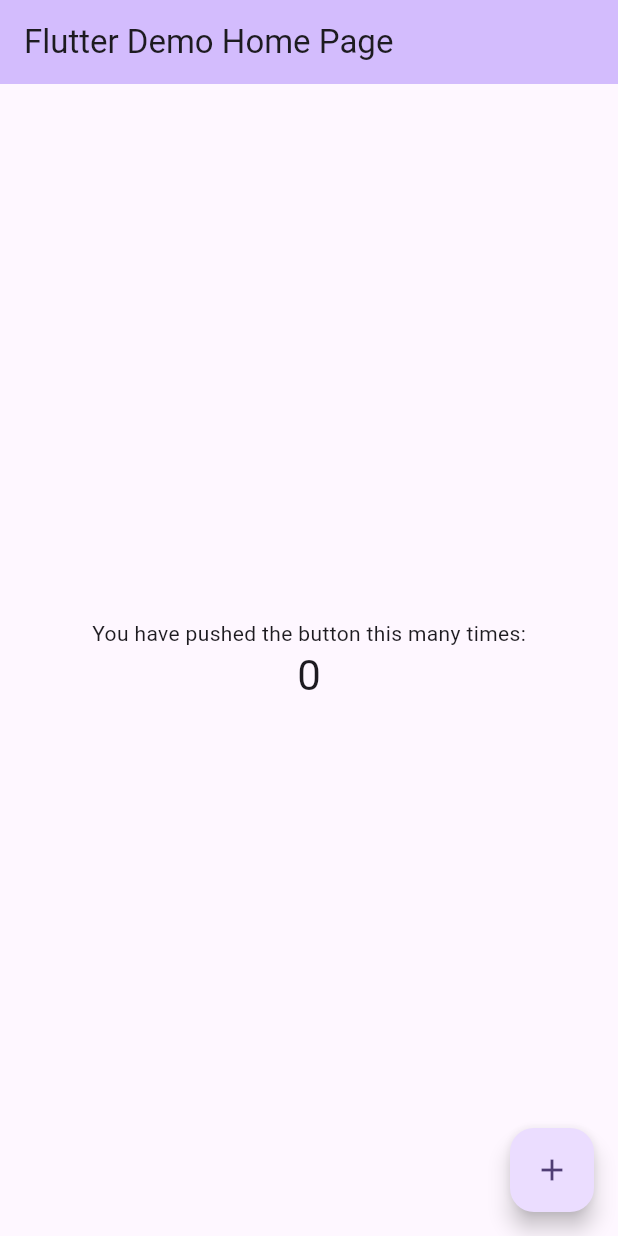
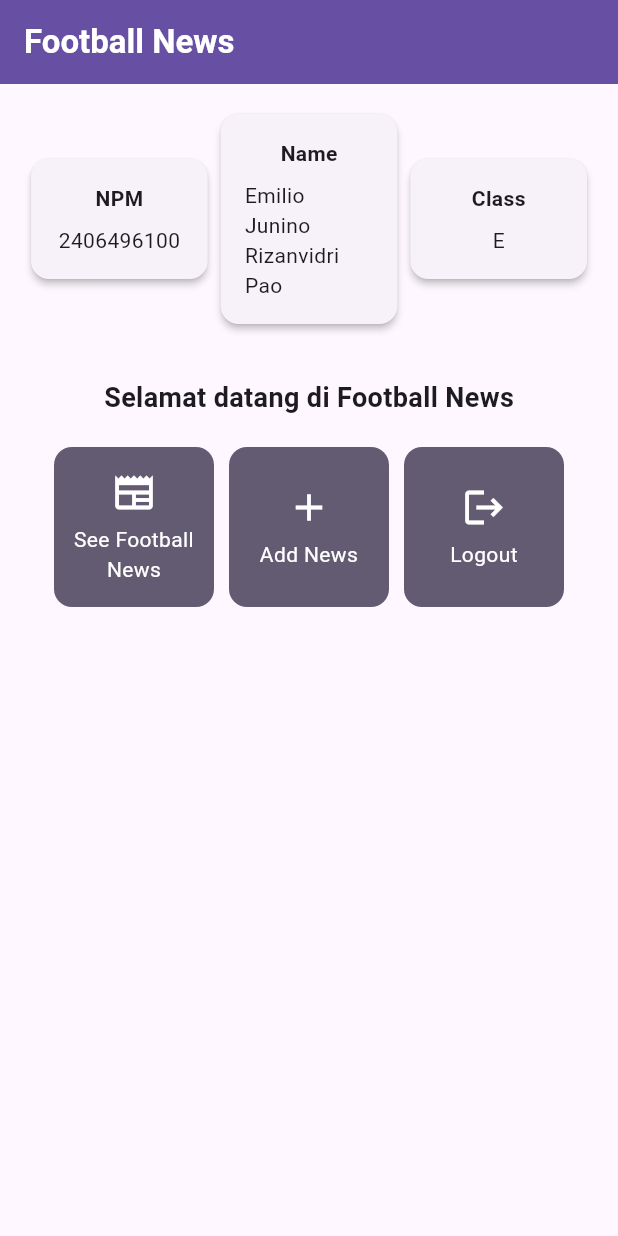
Before and after one commit to milnyet/football-news-mobile, a Flutter app: the screen it shows after launch, on a phone screen of 412 x 824 dp. Run offline on Flutter 3.47's test engine with Material 3 defaults, Android fonts, the phone set to English and light mode, and no system bars.

Commit message:
tutorial 6 selesai

```diff
--- a/lib/main.dart
+++ b/lib/main.dart
@@ -1,4 +1,5 @@
 import 'package:flutter/material.dart';
+import 'package:football_news/menu.dart';
 
 void main() {
   runApp(const MyApp());
@@ -28,95 +29,8 @@ class MyApp extends StatelessWidget {
         //
         // This works for code too, not just values: Most code changes can be
         // tested with just a hot reload.
-        colorScheme: ColorScheme.fromSeed(seedColor: Colors.deepPurple),
       ),
-      home: const MyHomePage(title: 'Flutter Demo Home Page'),
+      home: MyHomePage(colorScheme: ColorScheme.fromSwatch(primarySwatch: Colors.blue).copyWith(secondary: Colors.blueAccent[400])),
     );
   }
 }
-
-class MyHomePage extends StatefulWidget {
-  const MyHomePage({super.key, required this.title});
-
-  // This widget is the home page of your application. It is stateful, meaning
-  // that it has a State object (defined below) that contains fields that affect
-  // how it looks.
-
-  // This class is the configuration for the state. It holds the values (in this
-  // case the title) provided by the parent (in this case the App widget) and
-  // used by the build method of the State. Fields in a Widget subclass are
-  // always marked "final".
-
-  final String title;
-
-  @override
-  State<MyHomePage> createState() => _MyHomePageState();
-}
-
-class _MyHomePageState extends State<MyHomePage> {
-  int _counter = 0;
-
-  void _incrementCounter() {
-    setState(() {
-      // This call to setState tells the Flutter framework that something has
-      // changed in this State, which causes it to rerun the build method below
-      // so that the display can reflect the updated values. If we changed
-      // _counter without calling setState(), then the build method would not be
-      // called again, and so nothing would appear to happen.
-      _counter++;
-    });
-  }
-
-  @override
-  Widget build(BuildContext context) {
-    // This method is rerun every time setState is called, for instance as done
-    // by the _incrementCounter method above.
-    //
-    // The Flutter framework has been optimized to make rerunning build methods
-    // fast, so that you can just rebuild anything that needs updating rather
-    // than having to individually change instances of widgets.
-    return Scaffold(
-      appBar: AppBar(
-        // TRY THIS: Try changing the color here to a specific color (to
-        // Colors.amber, perhaps?) and trigger a hot reload to see the AppBar
-        // change color while the other colors stay the same.
-        backgroundColor: Theme.of(context).colorScheme.inversePrimary,
-        // Here we take the value from the MyHomePage object that was created by
-        // the App.build method, and use it to set our appbar title.
-        title: Text(widget.title),
-      ),
-      body: Center(
-        // Center is a layout widget. It takes a single child and positions it
-        // in the middle of the parent.
-        child: Column(
-          // Column is also a layout widget. It takes a list of children and
-          // arranges them vertically. By default, it sizes itself to fit its
-          // children horizontally, and tries to be as tall as its parent.
-          //
-          // Column has various properties to control how it sizes itself and
-          // how it positions its children. Here we use mainAxisAlignment to
-          // center the children vertically; the main axis here is the vertical
-          // axis because Columns are vertical (the cross axis would be
-          // horizontal).
-          //
-          // TRY THIS: Invoke "debug painting" (choose the "Toggle Debug Paint"
-          // action in the IDE, or press "p" in the console), to see the
-          // wireframe for each widget.
-          mainAxisAlignment: MainAxisAlignment.center,
-          children: <Widget>[
-            const Text('You have pushed the button this many times:'),
-            Text(
-              '$_counter',
-              style: Theme.of(context).textTheme.headlineMedium,
-            ),
-          ],
-        ),
-      ),
-      floatingActionButton: FloatingActionButton(
-        onPressed: _incrementCounter,
-        tooltip: 'Increment',
-        child: const Icon(Icons.add),
-      ), // This trailing comma makes auto-formatting nicer for build methods.
-    );
-  }
-}
--- /dev/null
+++ b/lib/menu.dart
@@ -0,0 +1,187 @@
+import 'package:flutter/material.dart';
+class MyHomePage extends StatelessWidget {
+  MyHomePage({super.key, required ColorScheme colorScheme}); //sudah ada pada code sebelumnya
+
+  final String nama = "Emilio Junino Rizanvidri Pao";
+  final String npm = "2406496100";
+  final String kelas = "E";
+
+  final List<ItemHomepage> items = [
+    ItemHomepage("See Football News", Icons.newspaper),
+    ItemHomepage("Add News", Icons.add),
+    ItemHomepage("Logout", Icons.logout),
+  ];
+
+  @override
+  Widget build(BuildContext context) {
+    // Scaffold menyediakan struktur dasar halaman dengan AppBar dan body.
+    return Scaffold(
+      // AppBar adalah bagian atas halaman yang menampilkan judul.
+      appBar: AppBar(
+        // Judul aplikasi "Football News" dengan teks putih dan tebal.
+        title: const Text(
+          'Football News',
+          style: TextStyle(
+            color: Colors.white,
+            fontWeight: FontWeight.bold,
+          ),
+        ),
+        // Warna latar belakang AppBar diambil dari skema warna tema aplikasi.
+        backgroundColor: Theme.of(context).colorScheme.primary,
+      ),
+      // Body halaman dengan padding di sekelilingnya.
+      body: Padding(
+        padding: const EdgeInsets.all(16.0),
+        // Menyusun widget secara vertikal dalam sebuah kolom.
+        child: Column(
+          crossAxisAlignment: CrossAxisAlignment.center,
+          children: [
+            // Row untuk menampilkan 3 InfoCard secara horizontal.
+            Row(
+              mainAxisAlignment: MainAxisAlignment.spaceEvenly,
+              children: [
+                InfoCard(title: 'NPM', content: npm),
+                InfoCard(title: 'Name', content: nama),
+                InfoCard(title: 'Class', content: kelas),
+              ],
+            ),
+
+            // Memberikan jarak vertikal 16 unit.
+            const SizedBox(height: 16.0),
+
+            // Menempatkan widget berikutnya di tengah halaman.
+            Center(
+              child: Column(
+                // Menyusun teks dan grid item secara vertikal.
+
+                children: [
+                  // Menampilkan teks sambutan dengan gaya tebal dan ukuran 18.
+                  const Padding(
+                    padding: EdgeInsets.only(top: 16.0),
+                    child: Text(
+                      'Selamat datang di Football News',
+                      style: TextStyle(
+                        fontWeight: FontWeight.bold,
+                        fontSize: 18.0,
+                      ),
+                    ),
+                  ),
+
+                  // Grid untuk menampilkan ItemCard dalam bentuk grid 3 kolom.
+                  GridView.count(
+                    primary: true,
+                    padding: const EdgeInsets.all(20),
+                    crossAxisSpacing: 10,
+                    mainAxisSpacing: 10,
+                    crossAxisCount: 3,
+                    // Agar grid menyesuaikan tinggi kontennya.
+                    shrinkWrap: true,
+
+                    // Menampilkan ItemCard untuk setiap item dalam list items.
+                    children: items.map((ItemHomepage item) {
+                      return ItemCard(item);
+                    }).toList(),
+                  ),
+                ],
+              ),
+            ),
+          ],
+        ),
+      ),
+    );
+  }
+}
+
+class InfoCard extends StatelessWidget {
+  // Kartu informasi yang menampilkan title dan content.
+
+  final String title;  // Judul kartu.
+  final String content;  // Isi kartu.
+
+  const InfoCard({super.key, required this.title, required this.content});
+
+  @override
+  Widget build(BuildContext context) {
+    return Card(
+      // Membuat kotak kartu dengan bayangan dibawahnya.
+      elevation: 2.0,
+      child: Container(
+        // Mengatur ukuran dan jarak di dalam kartu.
+        width: MediaQuery.of(context).size.width / 3.5, // menyesuaikan dengan lebar device yang digunakan.
+        padding: const EdgeInsets.all(16.0),
+        // Menyusun title dan content secara vertikal.
+        child: Column(
+          children: [
+            Text(
+              title,
+              style: const TextStyle(fontWeight: FontWeight.bold),
+            ),
+            const SizedBox(height: 8.0),
+            Text(content),
+          ],
+        ),
+      ),
+    );
+  }
+}
+
+class ItemHomepage {
+  final String name;
+  final IconData icon;
+
+  ItemHomepage(this.name, this.icon);
+}
+
+class ItemCard extends StatelessWidget {
+  // Menampilkan kartu dengan ikon dan nama.
+
+  final ItemHomepage item;
+
+  const ItemCard(this.item, {super.key});
+
+  @override
+  Widget build(BuildContext context) {
+    return Material(
+      // Menentukan warna latar belakang dari tema aplikasi.
+      color: Theme.of(context).colorScheme.secondary,
+      // Membuat sudut kartu melengkung.
+      borderRadius: BorderRadius.circular(12),
+
+      child: InkWell(
+        // Aksi ketika kartu ditekan.
+        onTap: () {
+          // Menampilkan pesan SnackBar saat kartu ditekan.
+          ScaffoldMessenger.of(context)
+            ..hideCurrentSnackBar()
+            ..showSnackBar(
+                SnackBar(content: Text("Kamu telah menekan tombol ${item.name}!"))
+            );
+        },
+        // Container untuk menyimpan Icon dan Text
+        child: Container(
+          padding: const EdgeInsets.all(8),
+          child: Center(
+            child: Column(
+              // Menyusun ikon dan teks di tengah kartu.
+              mainAxisAlignment: MainAxisAlignment.center,
+              children: [
+                Icon(
+                  item.icon,
+                  color: Colors.white,
+                  size: 30.0,
+                ),
+                const Padding(padding: EdgeInsets.all(3)),
+                Text(
+                  item.name,
+                  textAlign: TextAlign.center,
+                  style: const TextStyle(color: Colors.white),
+                ),
+              ],
+            ),
+          ),
+        ),
+      ),
+    );
+  }
+
+}
```
